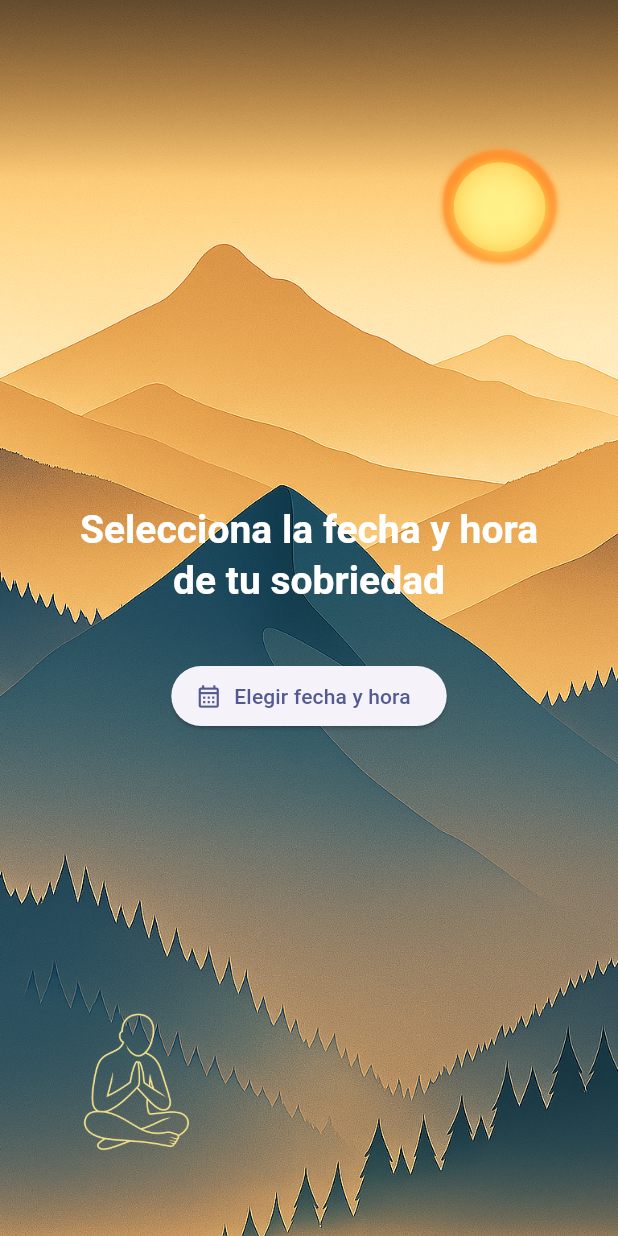
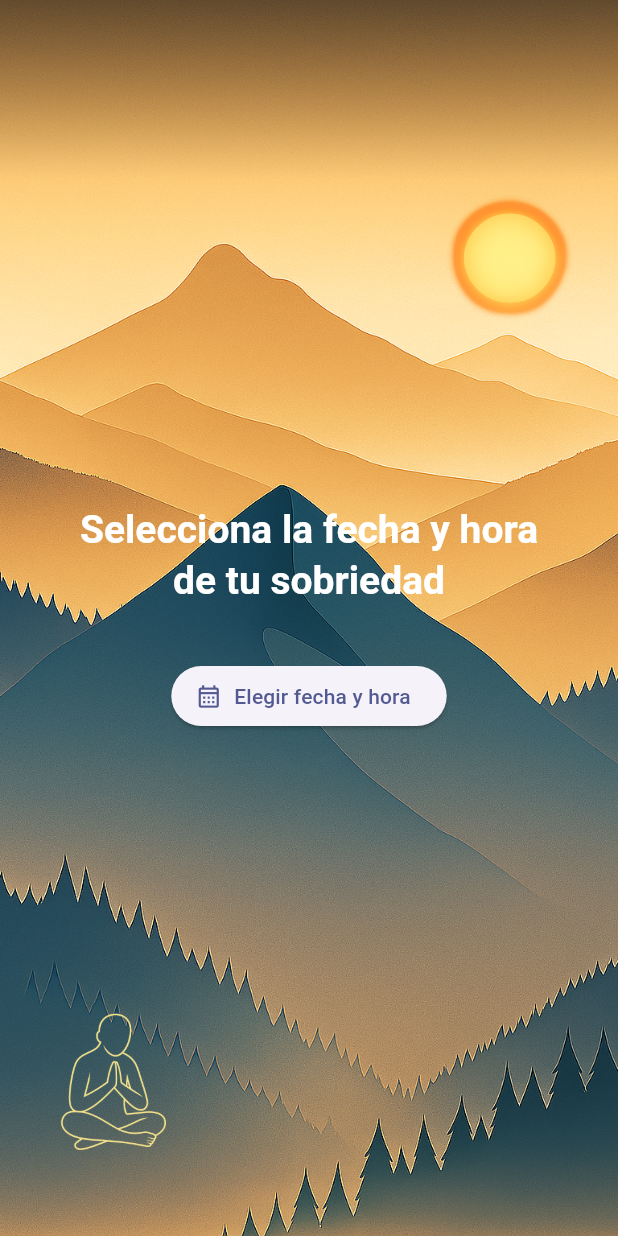
Before and after one commit to javiercamaraezquerra/Undiamas, a Flutter app: the screen it shows after launch, on a phone screen of 412 x 824 dp. Run offline on Flutter 3.47's test engine with Material 3 defaults, Android fonts, the phone set to English and light mode, and no system bars; our stand-ins replace fl_chart, flutter_local_notifications, flutter_markdown, flutter_secure_storage, google_mobile_ads, google_sign_in and 5 more; missing offline and left inert: googleapis; accounts and stored records are empty.

Commit message:
Update mountain_background.dart

```diff
--- a/lib/widgets/mountain_background.dart
+++ b/lib/widgets/mountain_background.dart
@@ -16,15 +16,15 @@ class MountainBackground extends StatelessWidget {
   });
 
   Alignment get _sunAlignment => [
-        const Alignment(0.95, -0.80),
-        const Alignment(0.85, -0.95),
-        const Alignment(0.55, -1.00),
-        const Alignment(-0.30, -1.10),
-        const Alignment(-0.40, -1.20),
+        const Alignment(1.00, -0.70),
+        const Alignment(0.85, -0.82),
+        const Alignment(0.70, -0.94),
+        const Alignment(0.55, -1.06),
+        const Alignment(0.40, -1.18),
       ][pageIndex % 5];
 
   // figura fija
-  static const Alignment _figureAlignment = Alignment(-0.75, 0.86);
+  static const Alignment _figureAlignment = Alignment(-0.85, 0.86);
 
   static const _figures = [
     'assets/images/figure_0.png',
```
